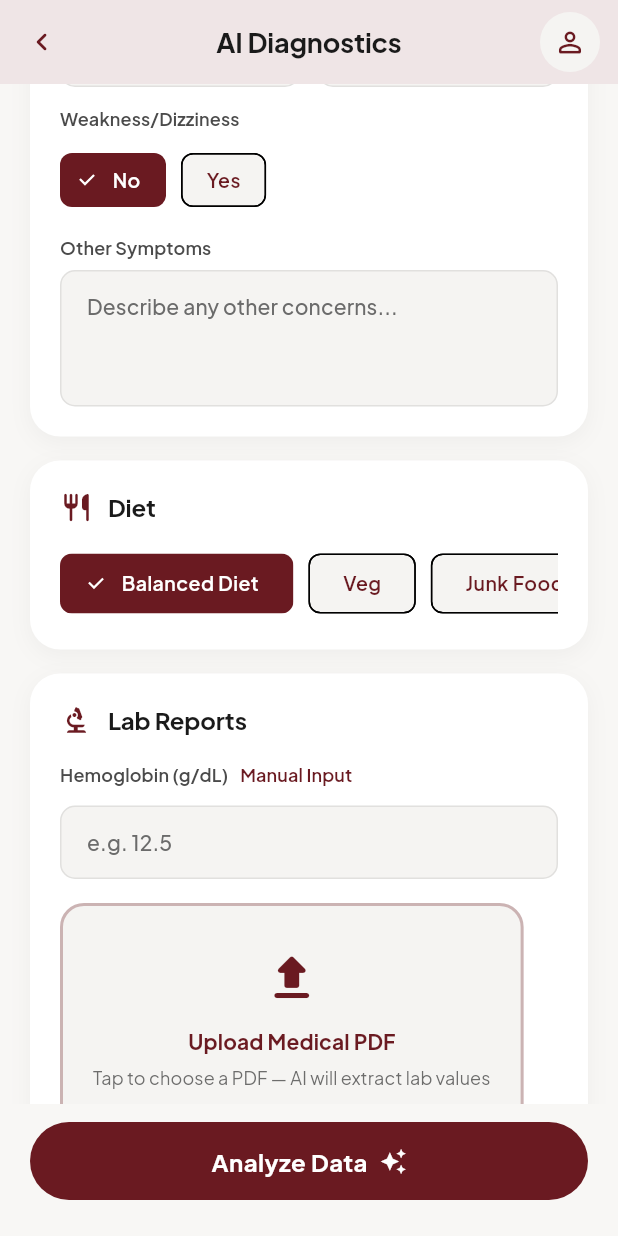
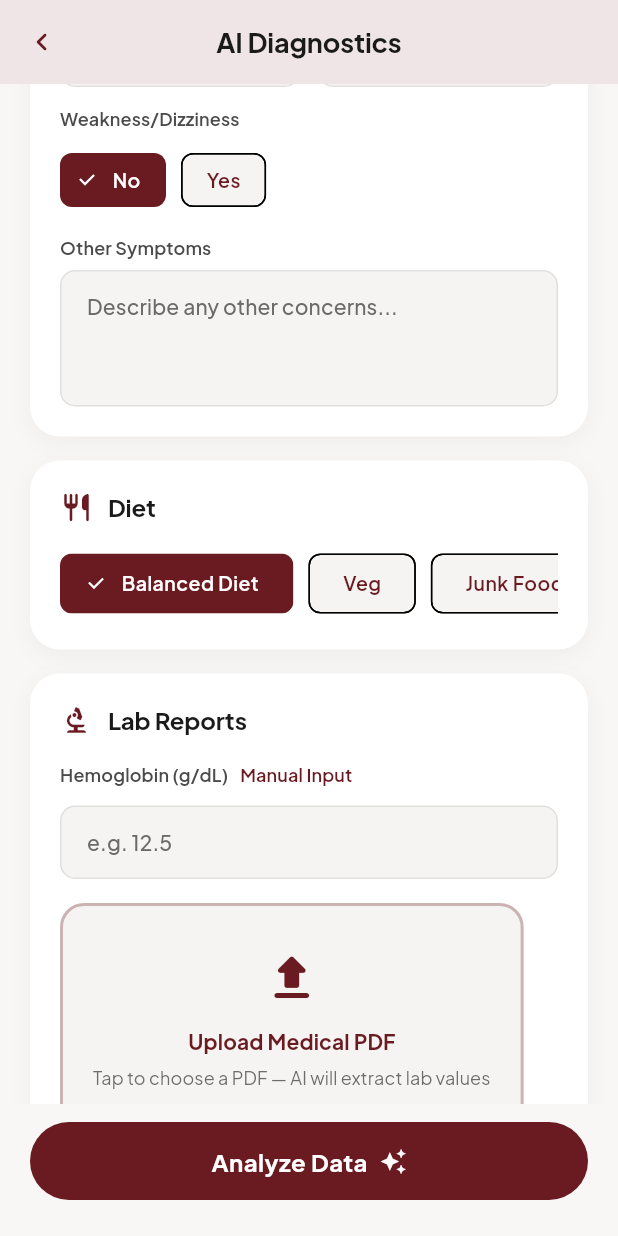
Before and after one commit to KiranTejz20005/masika, a Flutter app: the AiDiagnosticsScreen screen opened directly, scrolled down 576 dp, on a phone screen of 412 x 824 dp. Run offline on Flutter 3.47's test engine with Material 3 defaults, Android fonts, the phone set to English and light mode, and no system bars; our stand-ins replace file_picker, flutter_dotenv, flutter_riverpod, flutter_secure_storage, google_fonts, hive_flutter and 5 more; missing offline and left inert: razorpay_flutter; accounts and stored records are empty.

Commit message:
refactor(diagnostics): simplify AI diagnostics app bar

```diff
--- a/frontend/lib/features/health_insights/presentation/screens/ai_diagnostics_screen.dart
+++ b/frontend/lib/features/health_insights/presentation/screens/ai_diagnostics_screen.dart
@@ -135,14 +135,6 @@ class _AiDiagnosticsScreenState extends ConsumerState<AiDiagnosticsScreen>
           style: AppTypography.screenTitle.copyWith(color: AppColors.textPrimary),
         ),
         centerTitle: true,
-        actions: [
-          CircleAvatar(
-            radius: 20,
-            backgroundColor: _inputBg,
-            child: Icon(Icons.person_outline_rounded, color: _maroon, size: 22),
-          ),
-          const SizedBox(width: 12),
-        ],
       ),
       body: Column(
         children: [
```
